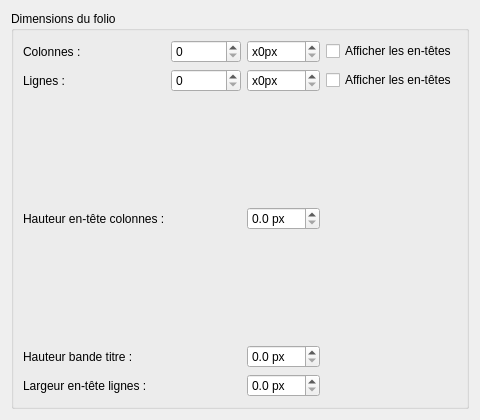
The window that sources/ui/borderpropertieswidget.ui (WeltenbummlerKA/qelectrotech) describes before a commit, drawn with Qt 5.
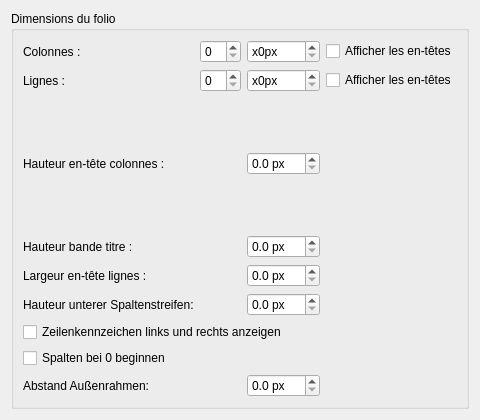
The same window after the commit.

Diff of the .ui file:
```diff
--- a/sources/ui/borderpropertieswidget.ui
+++ b/sources/ui/borderpropertieswidget.ui
@@ -99,6 +99,12 @@
       <item row="3" column="2"><widget class="QDoubleSpinBox" name="m_heading_height_sp"><property name="suffix"><string> px</string></property><property name="maximum"><double>100.000000000000000</double></property><property name="decimals"><number>1</number></property></widget></item>
       <item row="4" column="0"><widget class="QLabel" name="row_header_width_label"><property name="text"><string>Largeur en-tête lignes :</string></property></widget></item>
       <item row="4" column="2"><widget class="QDoubleSpinBox" name="m_row_header_width_sp"><property name="suffix"><string> px</string></property><property name="maximum"><double>100.000000000000000</double></property><property name="decimals"><number>1</number></property></widget></item>
+      <item row="5" column="0"><widget class="QLabel" name="bottom_column_header_height_label"><property name="text"><string>Hauteur unterer Spaltenstreifen:</string></property></widget></item>
+      <item row="5" column="2"><widget class="QDoubleSpinBox" name="m_bottom_column_header_height_sp"><property name="suffix"><string> px</string></property><property name="maximum"><double>50.000000000000000</double></property><property name="decimals"><number>1</number></property></widget></item>
+      <item row="6" column="0" colspan="3"><widget class="QCheckBox" name="m_row_headers_both_sides_cb"><property name="text"><string>Zeilenkennzeichen links und rechts anzeigen</string></property></widget></item>
+      <item row="7" column="0" colspan="3"><widget class="QCheckBox" name="m_columns_start_at_zero_cb"><property name="text"><string>Spalten bei 0 beginnen</string></property></widget></item>
+      <item row="8" column="0"><widget class="QLabel" name="outer_border_margin_label"><property name="text"><string>Abstand Außenrahmen:</string></property></widget></item>
+      <item row="8" column="2"><widget class="QDoubleSpinBox" name="m_outer_border_margin_sp"><property name="suffix"><string> px</string></property><property name="maximum"><double>50.000000000000000</double></property><property name="decimals"><number>1</number></property></widget></item>
      </layout>
     </widget>
    </item>
```
Left out of the diff: 3 changed lines with no effect on the pictures.
